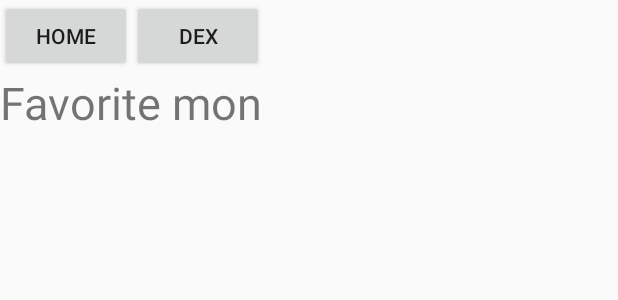
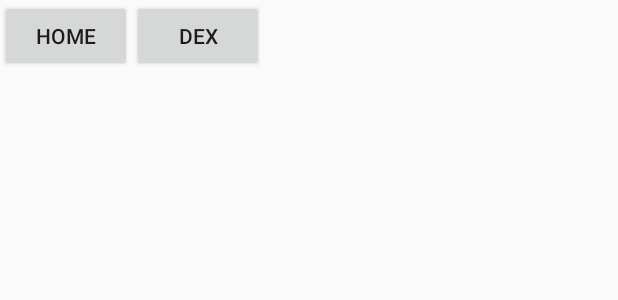
Before and after one commit to jsumagang/Project_2, an Android app: the layout activity_favorites.xml on its own in the app's theme, with its tools: preview values and no code run, on a phone screen of 412 x 824 dp. Shown: the top 300 px of the screen. Run offline under Robolectric (Android 15) with nearby library versions, the phone set to English and light mode, and no system bars.

Commit message:
just removed textview from favorites

```diff
--- a/app/src/main/res/layout/activity_favorites.xml
+++ b/app/src/main/res/layout/activity_favorites.xml
@@ -7,15 +7,7 @@
     android:layout_height="match_parent"
     tools:context=".FavoritesActivity">
 
-    <TextView
-        android:layout_width="400dp"
-        android:layout_height="100dp"
-        tools:layout_editor_absoluteX="5dp"
-        tools:layout_editor_absoluteY="80dp"
-        android:text="Favorite mon"
-        android:textSize="30sp"
-        android:id="@+id/FavoritePokemonTitle"
-        app:layout_constraintTop_toBottomOf="@id/favHomeButton"/>
+
 
     <Button
         android:id="@+id/favHomeButton"
```
